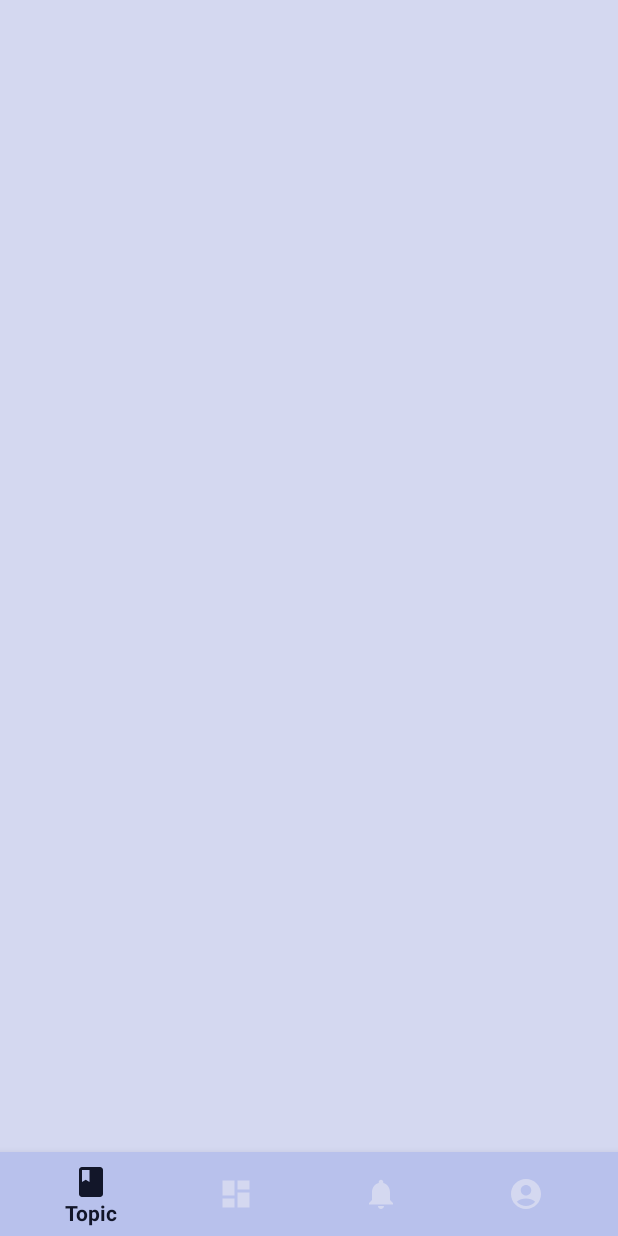
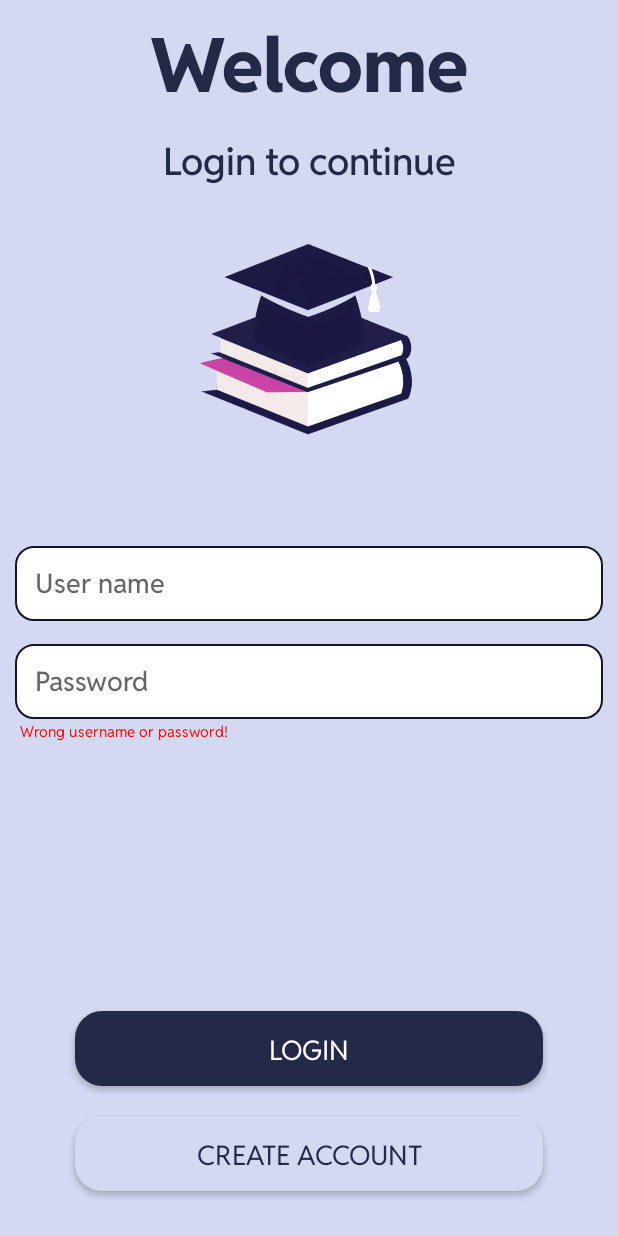
Before and after one commit to TLDo2004/SE114_AndroidProject, an Android app: the fragment LoginFragment placed in its activity, after a tap on "LOGIN", on a phone screen of 412 x 824 dp. Run offline under Robolectric (Android 15) with nearby library versions, the phone set to English and light mode, and no system bars.

Commit message:
Login success

```diff
--- a/app/src/main/java/com/example/myapplication/remote/client/ApiClient.java
+++ b/app/src/main/java/com/example/myapplication/remote/client/ApiClient.java
@@ -84,7 +84,7 @@ public class ApiClient {
         OkHttpClient client = getUnsafeOkHttpClient();
 
         retrofit = new Retrofit.Builder()
-                .baseUrl("http://192.168.0.104:3000/")
+                .baseUrl("http://192.168.155.117:3000/")
                 .addConverterFactory(GsonConverterFactory.create())
                 .client(client)
                 .build();
--- a/app/src/main/java/com/example/myapplication/remote/model/UserModel.java
+++ b/app/src/main/java/com/example/myapplication/remote/model/UserModel.java
@@ -14,7 +14,7 @@ public class UserModel {
     public String email;
     @SerializedName("pass")
     public String pass;
-    @SerializedName("bio")
+/*    @SerializedName("bio")
     public String bio;
     @SerializedName("avatar")
     public String avatar;
@@ -27,5 +27,5 @@ public class UserModel {
     @SerializedName("quizs")
     public List<QuizModel> quizList;
     @SerializedName("revisions")
-    public List<RevisionModel> revisionList;
+    public List<RevisionModel> revisionList;*/
 }
--- a/app/src/main/java/com/example/myapplication/remote/service/UserService.java
+++ b/app/src/main/java/com/example/myapplication/remote/service/UserService.java
@@ -1,5 +1,6 @@
 package com.example.myapplication.remote.service;
 
+import com.example.myapplication.remote.model.TopicModel;
 import com.example.myapplication.remote.model.UserModel;
 
 import java.util.List;
@@ -13,15 +14,10 @@ import retrofit2.http.POST;
 import retrofit2.http.Path;
 
 public interface UserService {
-    @FormUrlEncoded
     @POST("api/users")
-    Call<UserModel> createUser(
-            @Field("name") String name,
-            @Field("email") String email,
-            @Field("pass") String pass
-    );
+    Call<UserModel> createUser(@Body UserModel user);
     @GET("api/users")
     Call<List<UserModel>> getUser();
     @GET("api/users/{name}")
-    Call<UserModel> getUserById(@Path("name") String name);
+    Call<UserModel> getUserByName(@Path("name") String name);
 }
--- a/app/src/main/java/com/example/myapplication/ui/Login/LoginFragment.java
+++ b/app/src/main/java/com/example/myapplication/ui/Login/LoginFragment.java
@@ -29,6 +29,7 @@ public class LoginFragment extends Fragment {
     private TextView txtStatus;
     private String user = null, pass = null;
     private UserRepo userRepo;
+    private static boolean check = false;
 
     @Override
     public View onCreateView(@NonNull LayoutInflater inflater, @Nullable ViewGroup container, @Nullable Bundle savedInstanceState) {
@@ -49,26 +50,26 @@ public class LoginFragment extends Fragment {
 //                replaceFragment(registerFragment);
 //            }
 //        });
+
         btnLogin.setOnClickListener(v -> {
             user = edtUser.getText().toString();
             pass = edtPass.getText().toString();
-            /*if (user.isEmpty() == false) {
+
+            if (!user.isEmpty() && !pass.isEmpty()) {
                 userRepo.getUserByName(user).observe(getViewLifecycleOwner(), usr -> {
-                    if(pass.equals(usr.pass.toString())) {
+                    if(usr != null && pass.equals(usr.pass)) {
                         txtStatus.setText("");
                         Toast.makeText(getContext(), "Login successfully!", Toast.LENGTH_SHORT).show();
+                        check = true;
                         startActivity(navToMain);
-                    }
-                    else {
-                        txtStatus.setText("Wrong username or password!");
                     }
                 });
             }
-            else {
+            if (!check){
                 txtStatus.setText("Wrong username or password!");
             }
-             */
-            startActivity(navToMain);
+
+            //startActivity(navToMain);
         });
 
         btnRegister.setOnClickListener(v -> {
@@ -86,6 +87,7 @@ public class LoginFragment extends Fragment {
         edtUser = binding.editLoginUsername;
         edtPass = binding.editLoginPassword;
         txtStatus = binding.textLoginStatus;
+        userRepo = new UserRepo();
     }
 
     public void replaceFragment(Fragment fragment) {
--- a/app/src/main/res/xml/network_security_config.xml
+++ b/app/src/main/res/xml/network_security_config.xml
@@ -2,7 +2,7 @@
 <network-security-config>
     <domain-config cleartextTrafficPermitted="true">
         <domain includeSubdomains="true">localhost</domain>
-        <domain includeSubdomains="true">192.168.0.104</domain>
+        <domain includeSubdomains="true">192.168.155.117</domain>
     </domain-config>
 </network-security-config>
 
```
Also changed, not shown: app/src/main/java/com/example/myapplication/remote/repo/UserRepo.java (+4 -3 lines), app/src/main/java/com/example/myapplication/ui/Register/RegisterFragment.java (+6 -6 lines).
